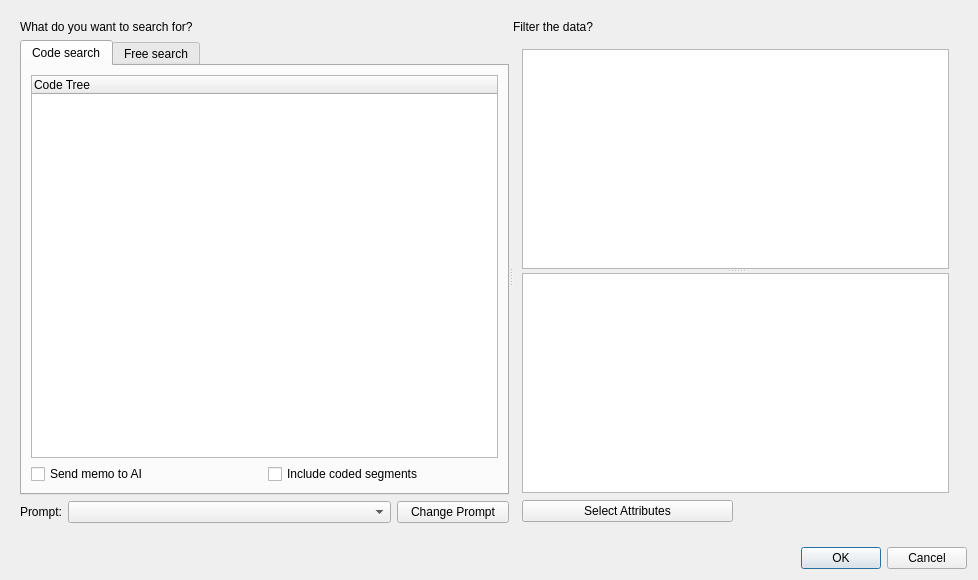
First picture: the form in GUI_UIs/ui_ai_search.ui, repository ccbogel/QualCoder, before the edit.
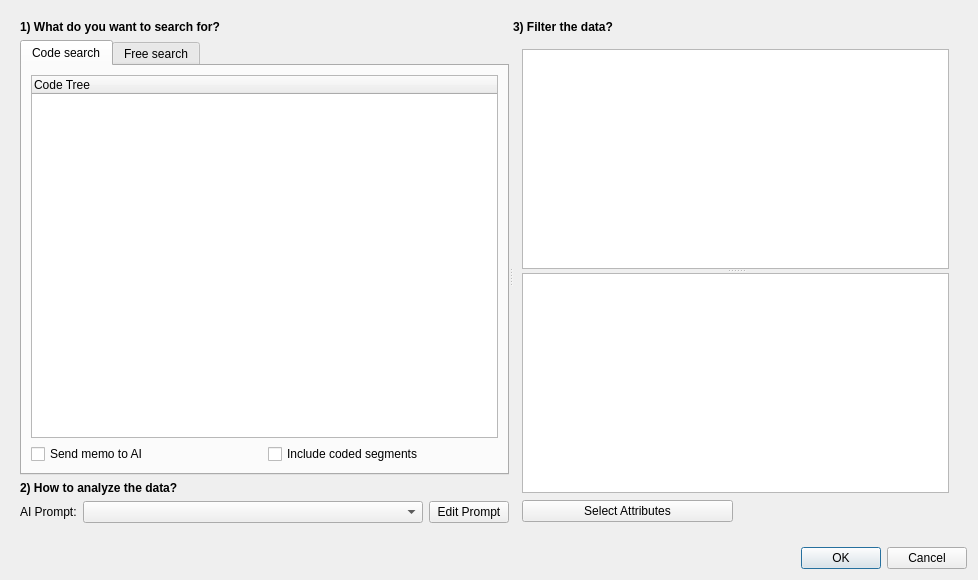
Second picture: the form after the edit.

Commit message:
3 clear steps in AI Search window
avoiding confusion between topic and prompt

Diff of the .ui file:
```diff
--- a/GUI_UIs/ui_ai_search.ui
+++ b/GUI_UIs/ui_ai_search.ui
@@ -69,8 +69,13 @@
           </property>
           <item>
            <widget class="QLabel" name="label_what">
+            <property name="font">
+             <font>
+              <bold>true</bold>
+             </font>
+            </property>
             <property name="text">
-             <string>What do you want to search for?</string>
+             <string>1) What do you want to search for?</string>
             </property>
            </widget>
           </item>
@@ -179,6 +184,18 @@
             </widget>
            </widget>
           </item>
+          <item>
+           <widget class="QLabel" name="label_how">
+            <property name="font">
+             <font>
+              <bold>true</bold>
+             </font>
+            </property>
+            <property name="text">
+             <string>2) How to analyze the data?</string>
+            </property>
+           </widget>
+          </item>
           <item>
            <widget class="QWidget" name="widget_2" native="true">
             <layout class="QHBoxLayout" name="horizontalLayout_2">
@@ -203,7 +220,7 @@
                 </sizepolicy>
                </property>
                <property name="text">
-                <string>Prompt:</string>
+                <string>AI Prompt:</string>
                </property>
               </widget>
              </item>
@@ -226,7 +243,7 @@
                 </sizepolicy>
                </property>
                <property name="text">
-                <string>   Change Prompt   </string>
+                <string>Edit Prompt</string>
                </property>
               </widget>
              </item>
@@ -256,9 +273,14 @@
            <number>0</number>
           </property>
           <item>
-           <widget class="QLabel" name="label_4">
+           <widget class="QLabel" name="label_filter">
+            <property name="font">
+             <font>
+              <bold>true</bold>
+             </font>
+            </property>
             <property name="text">
-             <string>Filter the data?</string>
+             <string>3) Filter the data?</string>
             </property>
            </widget>
           </item>
```
The commit also changes 2 other files.
